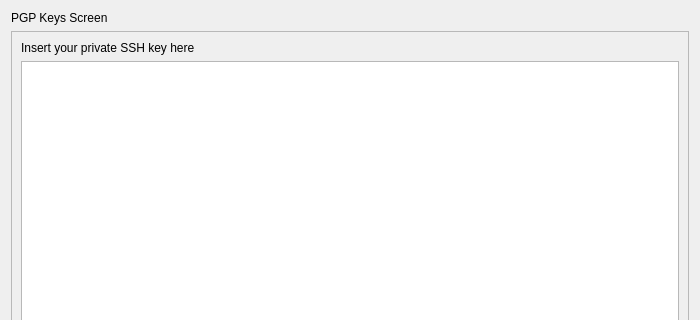
k3an3/InshtantMeshenger, file inshtant_meshenger/inshtant_meshenger_gui/pgp.ui: the form before one commit; both pictures show x 0 to 700 and y 0 to 320 of the 700 by 500 pixel window.
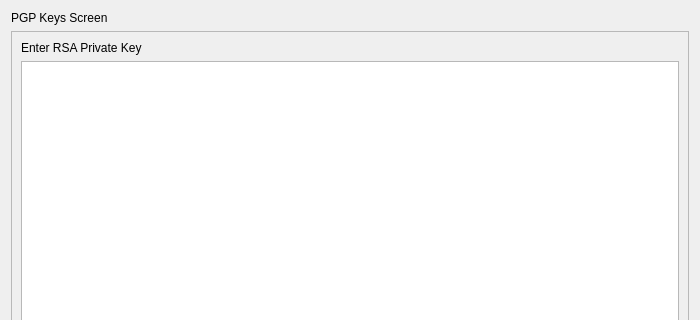
The form after the commit.

Commit message: Partial implementation of Base64 stuff

What changed in the file:
```diff
--- a/inshtant_meshenger/inshtant_meshenger_gui/pgp.ui
+++ b/inshtant_meshenger/inshtant_meshenger_gui/pgp.ui
@@ -33,7 +33,7 @@
       <item>
        <widget class="QLabel" name="label">
         <property name="text">
-         <string>Insert your private SSH key here</string>
+         <string>Enter RSA Private Key</string>
         </property>
        </widget>
       </item>
```
Left out of the diff: 5 changed lines with no effect on the pictures. The commit also changes 1 other file.
